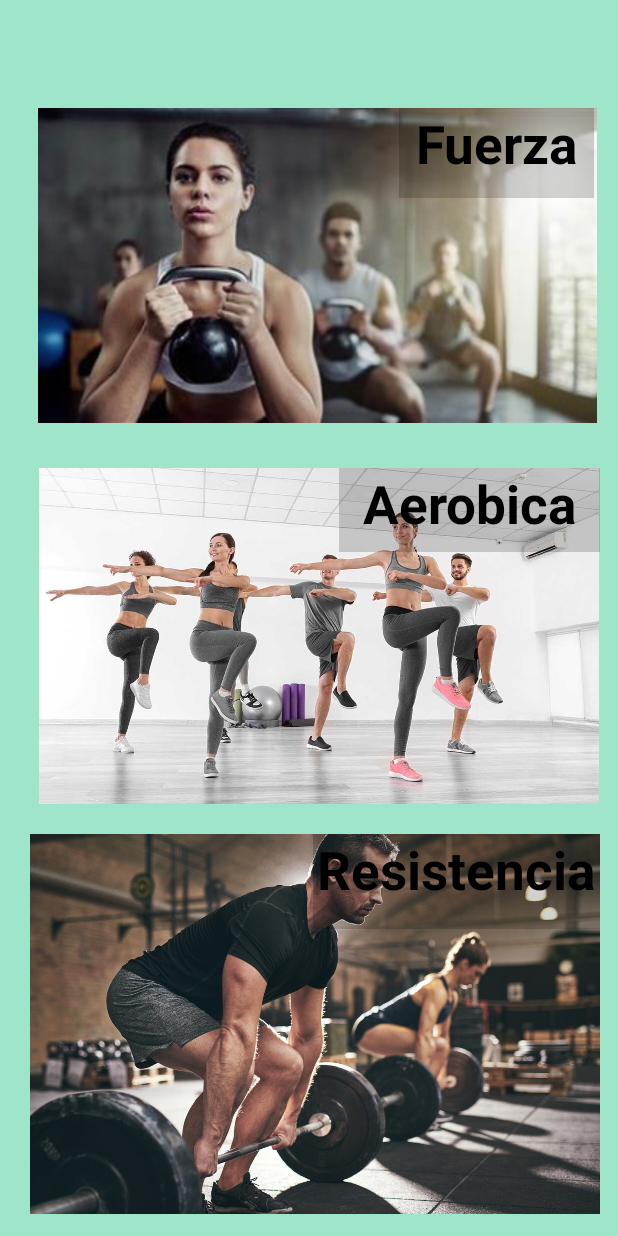
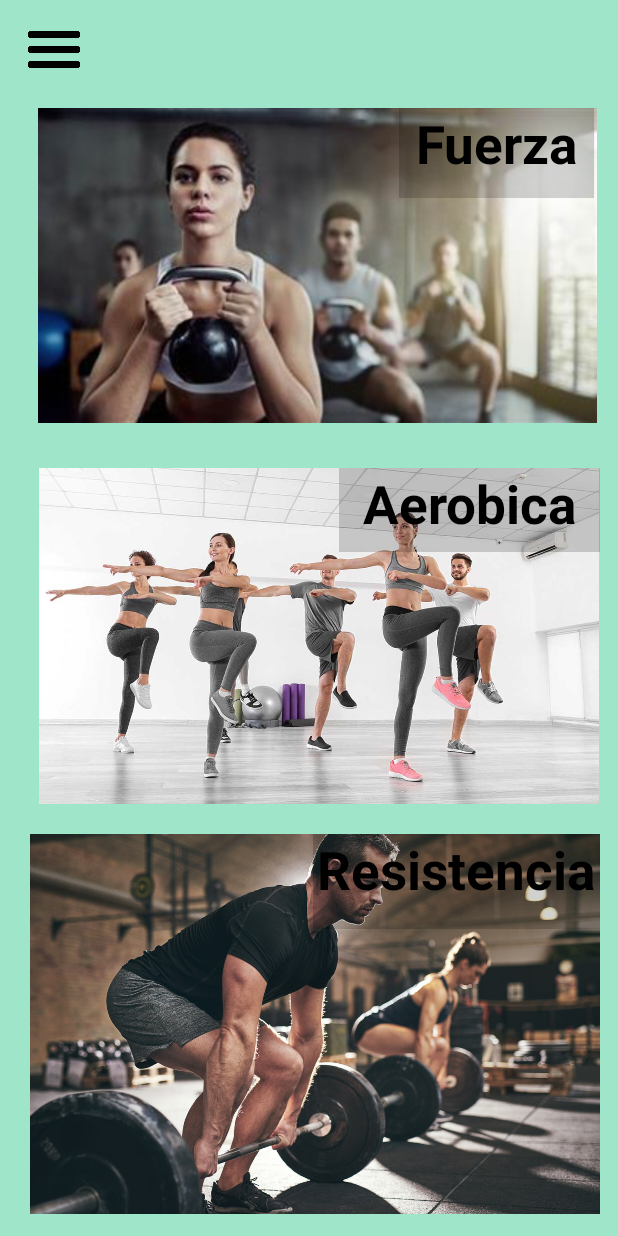
Before and after one commit to NeksHinto/rutinapp-mobile-app, an Android app: the layout home_activity.xml on its own in the app's theme, with its tools: preview values and no code run, on a phone screen of 412 x 824 dp. Run offline under Robolectric (Android 15) with nearby library versions, the phone set to English and light mode, and no system bars.

Commit message:
agrego cambios

```diff
--- a/app/src/main/res/layout/home_activity.xml
+++ b/app/src/main/res/layout/home_activity.xml
@@ -1,10 +1,12 @@
 <?xml version="1.0" encoding="utf-8"?>
+
 <androidx.constraintlayout.widget.ConstraintLayout xmlns:android="http://schemas.android.com/apk/res/android"
     xmlns:app="http://schemas.android.com/apk/res-auto"
     xmlns:tools="http://schemas.android.com/tools"
     android:layout_width="match_parent"
     android:layout_height="match_parent"
     android:background="@color/green_app">
+
 
     <ImageView
         android:id="@+id/imageView"
@@ -84,4 +86,14 @@
         android:textStyle="bold"
         app:layout_constraintEnd_toEndOf="parent"
         app:layout_constraintTop_toTopOf="parent" />
+
+    <ImageView
+        android:id="@+id/imageView4"
+        android:layout_width="40dp"
+        android:layout_height="50dp"
+        android:layout_marginStart="16dp"
+        android:layout_marginTop="8dp"
+        app:layout_constraintStart_toStartOf="parent"
+        app:layout_constraintTop_toTopOf="parent"
+        app:srcCompat="@drawable/menu" />
 </androidx.constraintlayout.widget.ConstraintLayout>
--- a/app/src/main/res/menu/bottom_navigation_menu.xml
+++ b/app/src/main/res/menu/bottom_navigation_menu.xml
@@ -2,7 +2,7 @@
 <menu xmlns:android="http://schemas.android.com/apk/res/android"
         xmlns:app="http://schemas.android.com/apk/res-auto"
         android:orderInCategory="5">
-
+    <group>
     <item
             android:id="@+id/home_activity"
             android:icon="@drawable/ic_home"
@@ -36,6 +36,6 @@
             android:orderInCategory="5"
             app:labelVisibilityMode="labeled"
             android:title="@string/navSetting" />
-
+    </group>
 
 </menu>
```
